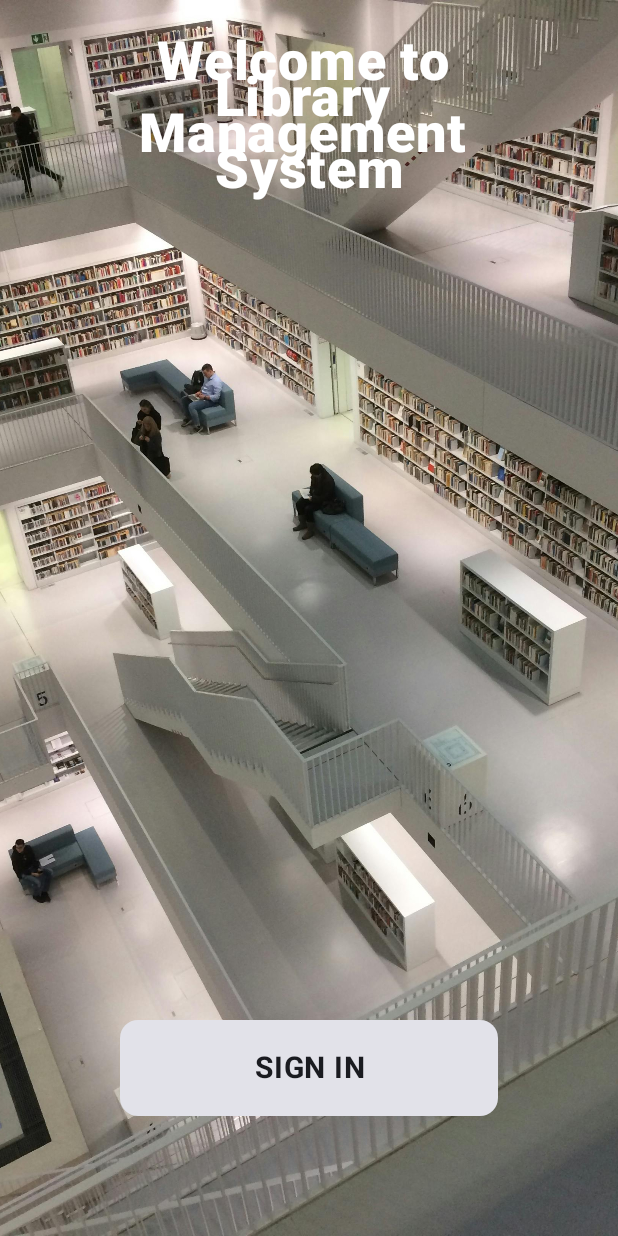
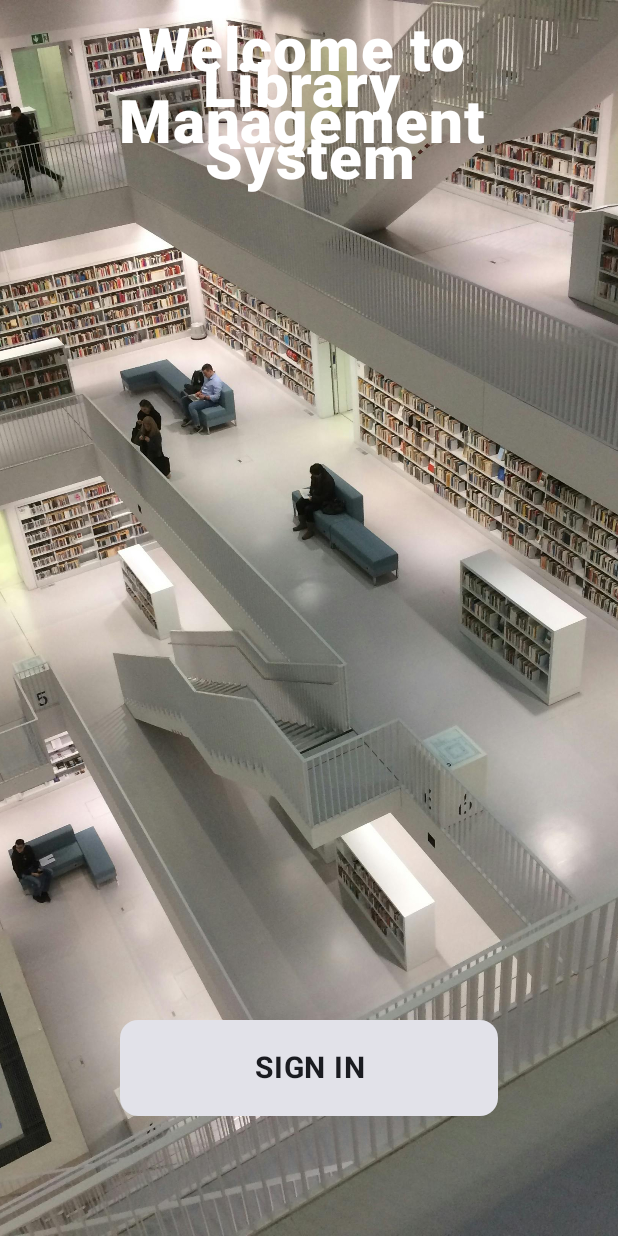
Before and after one commit to w-paul-g/Library-Management-App, an Android app built with Jetpack Compose: the screen it shows after launch (MainActivity), on a phone screen of 412 x 824 dp. Run offline under Robolectric (Android 15) with nearby library versions, the phone set to English and light mode, and no system bars.

Commit message:
initial commit

```diff
--- a/LibraryManagementSystem/app/src/main/java/com/me/librarymanagementsystem/ui/welcome/welcome.kt
+++ b/LibraryManagementSystem/app/src/main/java/com/me/librarymanagementsystem/ui/welcome/welcome.kt
@@ -7,6 +7,7 @@ import androidx.compose.foundation.layout.Column
 import androidx.compose.foundation.layout.Row
 import androidx.compose.foundation.layout.fillMaxSize
 import androidx.compose.foundation.layout.fillMaxWidth
+import androidx.compose.foundation.layout.height
 import androidx.compose.foundation.layout.padding
 import androidx.compose.material3.Card
 import androidx.compose.material3.ExperimentalMaterial3Api
@@ -57,12 +58,8 @@ fun WelcomeScreen(
                     horizontalAlignment = Alignment.CenterHorizontally,
                     verticalArrangement = Arrangement.Center
                 ){
-                    Row(
-                        modifier = Modifier
-                            .fillMaxWidth()
-                            .padding(10.dp)
-                    ){
-                        Text(
+
+                    Text(
                             text = """
                                 Welcome to
                                 Library
@@ -71,13 +68,13 @@ fun WelcomeScreen(
                                 """.trimIndent(),
                             color = Color.White,
                             textAlign = TextAlign.Center,
-                            fontSize = 36.sp,
+                            fontSize = 40.sp,
                             fontWeight = FontWeight.ExtraBold,
                             modifier = Modifier
                                 .fillMaxWidth()
                                 .padding(10.dp),
                         )
-                    }
+
                 }
             }
             Box(
```
